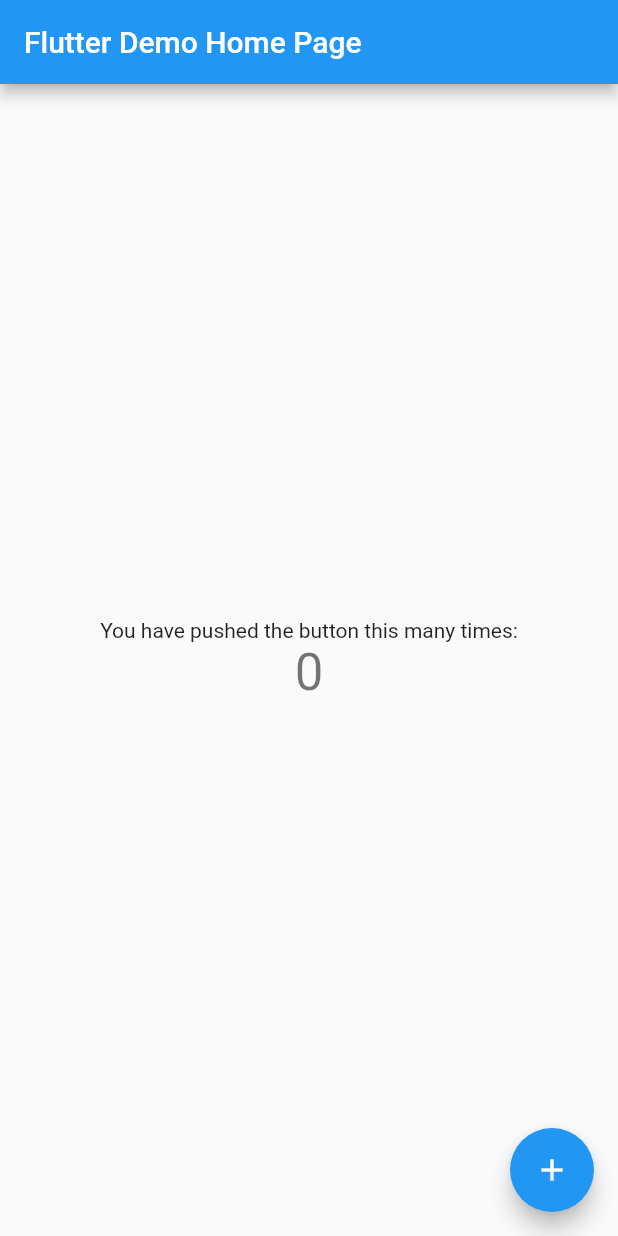
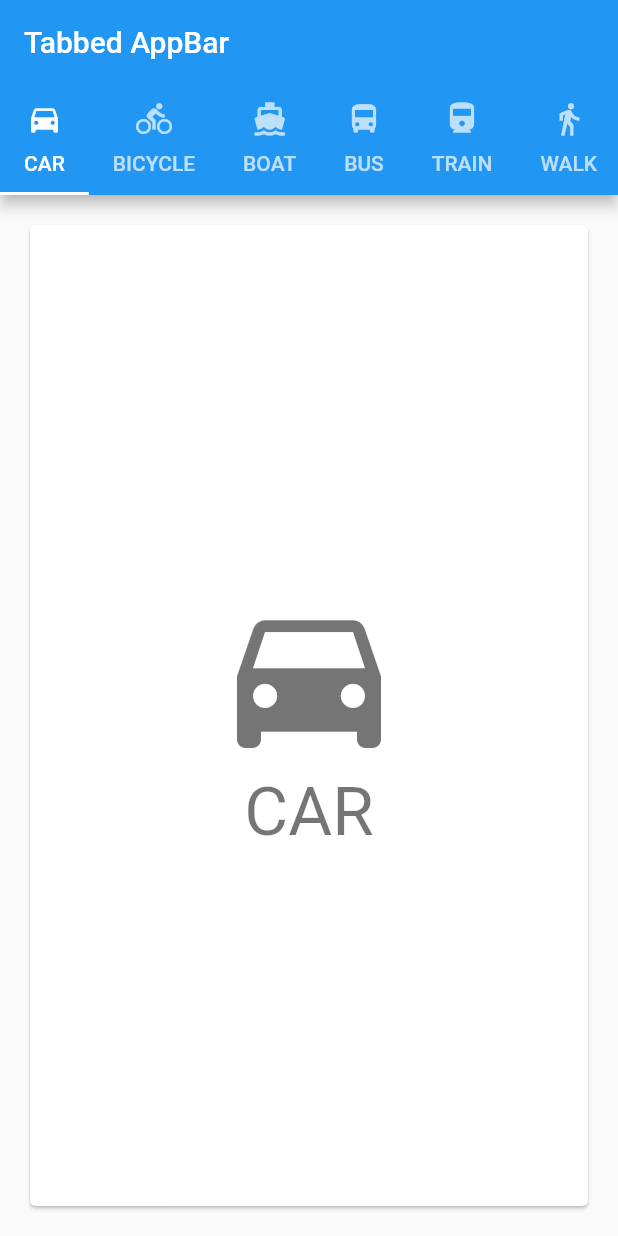
Before and after one commit to shixin58/my_flutter, a Flutter app: the screen it shows after launch, on a phone screen of 412 x 824 dp. Run offline on Flutter 3.47's test engine with Material 2 defaults, Android fonts, the phone set to English and light mode, and no system bars.

```diff
--- a/lib/main.dart
+++ b/lib/main.dart
@@ -5,38 +5,21 @@ void main() => runApp(const MyApp());
 class MyApp extends StatelessWidget {
   const MyApp({super.key});
 
-  // This widget is the root of your application.
   @override
   Widget build(BuildContext context) {
     return MaterialApp(
-      title: 'Flutter Demo',
-      theme: ThemeData(
-        // This is the theme of your application.
-        //
-        // Try running your application with "flutter run". You'll see the
-        // application has a blue toolbar. Then, without quitting the app, try
-        // changing the primarySwatch below to Colors.green and then invoke
-        // "hot reload" (press "r" in the console where you ran "flutter run",
-        // or press Run > Flutter Hot Reload in a Flutter IDE). Notice that the
-        // counter didn't reset back to zero; the application is not restarted.
-        primarySwatch: Colors.blue,
+      theme: ThemeData(primarySwatch: Colors.blue,),
+      initialRoute: '/',
+      home: DefaultTabController(
+        length: choices.length,
+        child: const MyHomePage(title: 'Tabbed AppBar'),
       ),
-      home: const MyHomePage(title: 'Flutter Demo Home Page'),
     );
   }
 }
 
 class MyHomePage extends StatefulWidget {
   const MyHomePage({super.key, required this.title});
-
-  // This widget is the home page of your application. It is stateful, meaning
-  // that it has a State object (defined below) that contains fields that affect
-  // how it looks.
-
-  // This class is the configuration for the state. It holds the values (in this
-  // case the title) provided by the parent (in this case the App widget) and
-  // used by the build method of the State. Fields in a Widget subclass are
-  // always marked "final".
 
   final String title;
 
@@ -45,68 +28,66 @@ class MyHomePage extends StatefulWidget {
 }
 
 class _MyHomePageState extends State<MyHomePage> {
-  int _counter = 0;
+  @override
+  Widget build(BuildContext context) {
+    return Scaffold(
+      appBar: AppBar(
+        title: Text(widget.title),
+        bottom: TabBar(
+          isScrollable: true,
+          tabs: choices.map((Choice choice) {
+            return Tab(text: choice.title, icon: Icon(choice.icon),);
+          }).toList(),
+        ),
+      ),
+      body: TabBarView(
+        children: choices.map((Choice choice) {
+          return Padding(
+            padding: const EdgeInsets.all(16.0),
+            child: ChoiceCard(choice: choice),
+          );
+        }).toList(),
+      ),
+    );
+  }
+}
 
-  void _incrementCounter() {
-    setState(() {
-      // This call to setState tells the Flutter framework that something has
-      // changed in this State, which causes it to rerun the build method below
-      // so that the display can reflect the updated values. If we changed
-      // _counter without calling setState(), then the build method would not be
-      // called again, and so nothing would appear to happen.
-      _counter++;
-    });
-  }
+class Choice {
+  const Choice({required this.title, required this.icon});
+
+  final String title;
+  final IconData icon;
+}
+
+const List<Choice> choices = [
+  Choice(title: 'CAR', icon: Icons.directions_car),
+  Choice(title: 'BICYCLE', icon: Icons.directions_bike),
+  Choice(title: 'BOAT', icon: Icons.directions_boat),
+  Choice(title: 'BUS', icon: Icons.directions_bus),
+  Choice(title: 'TRAIN', icon: Icons.directions_railway),
+  Choice(title: 'WALK', icon: Icons.directions_walk),
+];
+
+class ChoiceCard extends StatelessWidget {
+  const ChoiceCard({Key? key, required this.choice}) : super(key: key);
+
+  final Choice choice;
 
   @override
   Widget build(BuildContext context) {
-    // This method is rerun every time setState is called, for instance as done
-    // by the _incrementCounter method above.
-    //
-    // The Flutter framework has been optimized to make rerunning build methods
-    // fast, so that you can just rebuild anything that needs updating rather
-    // than having to individually change instances of widgets.
-    return Scaffold(
-      appBar: AppBar(
-        // Here we take the value from the MyHomePage object that was created by
-        // the App.build method, and use it to set our appbar title.
-        title: Text(widget.title),
-      ),
-      body: Center(
-        // Center is a layout widget. It takes a single child and positions it
-        // in the middle of the parent.
+    final TextStyle? textStyle = Theme.of(context).textTheme.displaySmall;
+    return Card(
+      color: Colors.white,
+      child: Center(
         child: Column(
-          // Column is also a layout widget. It takes a list of children and
-          // arranges them vertically. By default, it sizes itself to fit its
-          // children horizontally, and tries to be as tall as its parent.
-          //
-          // Invoke "debug painting" (press "p" in the console, choose the
-          // "Toggle Debug Paint" action from the Flutter Inspector in Android
-          // Studio, or the "Toggle Debug Paint" command in Visual Studio Code)
-          // to see the wireframe for each widget.
-          //
-          // Column has various properties to control how it sizes itself and
-          // how it positions its children. Here we use mainAxisAlignment to
-          // center the children vertically; the main axis here is the vertical
-          // axis because Columns are vertical (the cross axis would be
-          // horizontal).
-          mainAxisAlignment: MainAxisAlignment.center,
-          children: <Widget>[
-            const Text(
-              'You have pushed the button this many times:',
-            ),
-            Text(
-              '$_counter',
-              style: Theme.of(context).textTheme.headlineMedium,
-            ),
+          mainAxisSize: MainAxisSize.min,
+          crossAxisAlignment: CrossAxisAlignment.center,
+          children: [
+            Icon(choice.icon, size: 128.0, color: textStyle?.color,),
+            Text(choice.title, style: textStyle,),
           ],
         ),
       ),
-      floatingActionButton: FloatingActionButton(
-        onPressed: _incrementCounter,
-        tooltip: 'Increment',
-        child: const Icon(Icons.add),
-      ), // This trailing comma makes auto-formatting nicer for build methods.
     );
   }
 }
```
Also changed, not shown: lib/bottom_navigation_demo.dart (added, +114 -0 lines).
